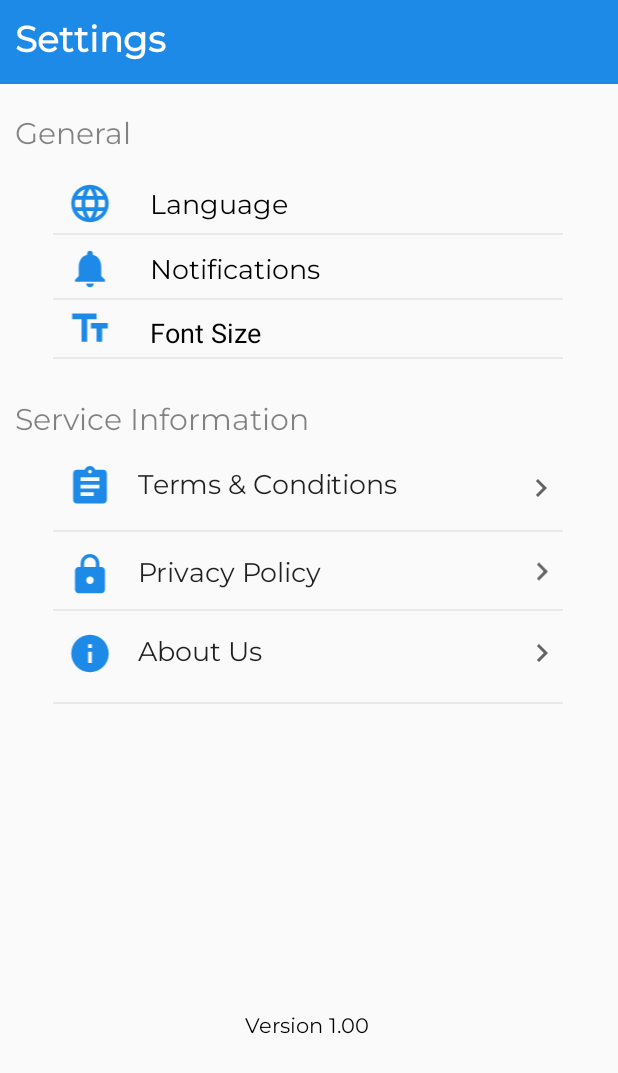
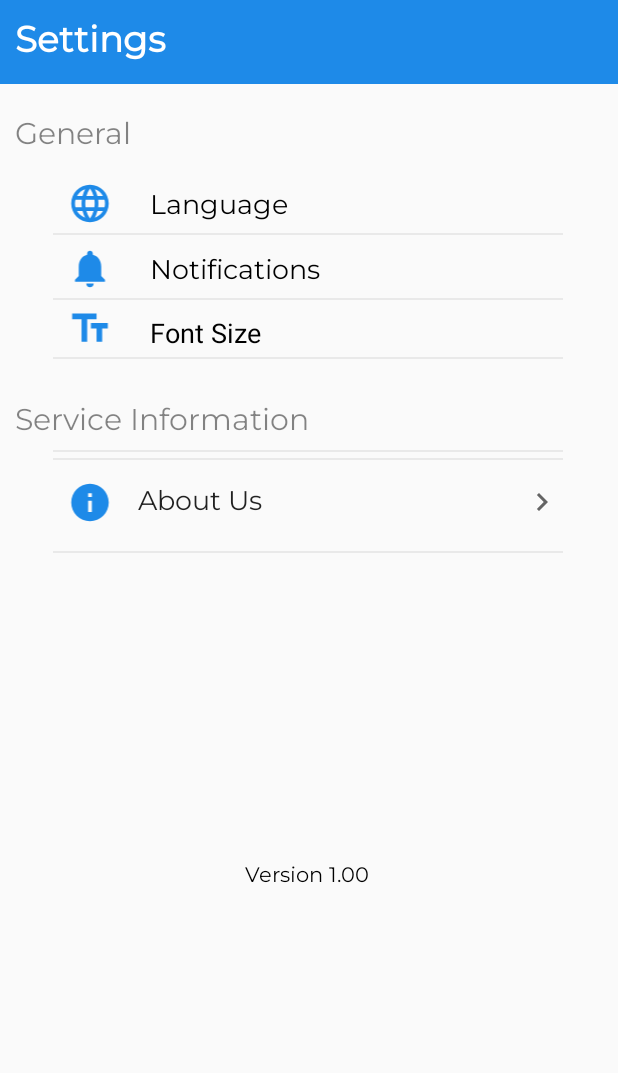
Before and after one commit to ntrc-apps/TourismAuthority, an Android app: the Settings screen opened directly, with no data from a screen before it, on a phone screen of 412 x 824 dp. Shown: the top 1073 px of the screen. Run offline under Robolectric (Android 15) with nearby library versions, the phone set to English and light mode, and no system bars; Roboto replaces fonts that are not available here.

Commit message:
The settings page was updated to exclude the privacy policy and licensing agreement

```diff
--- a/app/src/main/AndroidManifest.xml
+++ b/app/src/main/AndroidManifest.xml
@@ -1,9 +1,9 @@
 <?xml version="1.0" encoding="utf-8"?>
 <manifest xmlns:android="http://schemas.android.com/apk/res/android"
     package="com.example.navigationcomponent">
-    <uses-permission android:name="android.permission.ACCESS_FINE_LOCATION"/>
+
+    <uses-permission android:name="android.permission.ACCESS_FINE_LOCATION" />
     <uses-permission android:name="android.permission.CALL_PHONE" />
-
 
     <application
         android:allowBackup="true"
@@ -12,6 +12,8 @@
         android:roundIcon="@mipmap/ic_launcher_round"
         android:supportsRtl="true"
         android:theme="@style/AppTheme">
+        <activity android:name=".PrivacyPolicy"></activity>
+        <activity android:name=".TermsConditions" />
         <activity
             android:name=".SplashScreen"
             android:theme="@style/Theme.AppCompat.Light.NoActionBar">
--- a/app/src/main/res/layout/activity_about_us.xml
+++ b/app/src/main/res/layout/activity_about_us.xml
@@ -33,27 +33,6 @@
             android:text="The National Telecommunications Regulatory Commission (NTRC) of Saint Vincent and the Grenadines has been established to coordinate an effective telecommunications regulatory regime which will enhance the operation of telecommunications in the interest of the sustainable development of Saint Vincent and the Grenadines."
             android:textColor="#000000"
             android:textSize="18sp" />
-    </LinearLayout>
-
-    <LinearLayout
-        android:id="@+id/tandC"
-        android:layout_width="match_parent"
-        android:layout_height="wrap_content"
-        android:layout_marginTop="10dp"
-        android:orientation="horizontal">
-
-
-        <TextView
-            android:layout_width="wrap_content"
-            android:layout_height="match_parent"
-            android:layout_marginStart="35dp"
-            android:layout_marginTop="4dp"
-            android:fontFamily="@font/montserrat"
-            android:text="Terms of Use"
-            android:textColor="#000000"
-            android:textSize="16sp" />
-
-
     </LinearLayout>
 
     <LinearLayout
--- a/app/src/main/res/layout/activity_settings.xml
+++ b/app/src/main/res/layout/activity_settings.xml
@@ -182,41 +182,6 @@
         android:textSize="20sp" />
 
     <LinearLayout
-        android:id="@+id/tandc"
-        android:layout_width="match_parent"
-        android:layout_height="48dp"
-        android:layout_marginTop="5dp"
-        android:orientation="horizontal">
-
-        <ImageView
-
-            android:layout_width="40dp"
-            android:layout_height="30dp"
-            android:layout_marginStart="40dp"
-            android:layout_marginLeft="40dp"
-            android:layout_marginTop="8dp"
-            app:srcCompat="@drawable/ic_baseline_assignment_24" />
-
-        <Button
-            style="@style/Widget.AppCompat.Button.Borderless"
-            android:layout_width="267dp"
-            android:layout_height="45dp"
-            android:fontFamily="@font/montserrat"
-            android:text="Terms &amp; Conditions"
-            android:textAlignment="viewStart"
-            android:textAllCaps="false"
-            android:textSize="18sp" />
-
-        <ImageView
-            android:layout_width="wrap_content"
-            android:layout_height="match_parent"
-            android:layout_marginStart="1dp"
-            app:srcCompat="@drawable/ic_baseline_keyboard_arrow_right_24">
-
-        </ImageView>
-
-    </LinearLayout>
-    <LinearLayout
         android:id="@+id/lineseven"
         android:layout_width="match_parent"
         android:layout_height="wrap_content"
@@ -231,40 +196,6 @@
             android:background="#11000000"  />
     </LinearLayout>
 
-    <LinearLayout
-        android:id="@+id/pandp"
-        android:layout_width="match_parent"
-        android:layout_height="42dp"
-        android:layout_marginTop="5dp"
-        android:orientation="horizontal">
-
-        <ImageView
-
-            android:layout_width="40dp"
-            android:layout_marginTop="8dp"
-            android:layout_height="30dp"
-            android:layout_marginStart="40dp"
-            app:srcCompat="@drawable/ic_baseline_lock_24"
-            android:layout_marginLeft="40dp" />
-        <Button
-            style="@style/Widget.AppCompat.Button.Borderless"
-            android:layout_width="268dp"
-            android:layout_height="match_parent"
-            android:fontFamily="@font/montserrat"
-            android:text="Privacy Policy"
-            android:textAlignment="viewStart"
-            android:textAllCaps="false"
-            android:textSize="18sp" />
-
-        <ImageView
-            android:layout_width="wrap_content"
-            android:layout_height="match_parent"
-            android:layout_marginStart="1dp"
-            app:srcCompat="@drawable/ic_baseline_keyboard_arrow_right_24">
-
-        </ImageView>
-
-    </LinearLayout>
     <LinearLayout
         android:id="@+id/lineeight"
         android:layout_width="match_parent"
@@ -349,9 +280,7 @@
             android:textColor="#000000"
             android:textSize="14sp" />
 
-
     </LinearLayout>
 
 
-
 </LinearLayout>
--- a/app/src/main/res/menu/activity_main_drawer.xml
+++ b/app/src/main/res/menu/activity_main_drawer.xml
@@ -12,12 +12,12 @@
         <item
             android:id="@+id/nav_activity"
             android:icon="@drawable/ic_baseline_local_taxi_24"
-            android:title="Taxi Section" />
+            android:title="Taxis" />
 
         <item
             android:id="@+id/nav_tour_recycler"
             android:icon="@drawable/ic_baseline_explore_24"
-            android:title="@string/menu_tours" />
+            android:title="Tour Guides" />
         <item
             android:id="@+id/nav_settings"
             android:icon="@drawable/ic_baseline_settings_24"
--- a/build.gradle
+++ b/build.gradle
@@ -10,7 +10,7 @@ buildscript {
 
     }
     dependencies {
-        classpath 'com.android.tools.build:gradle:4.0.2'
+        classpath 'com.android.tools.build:gradle:4.1.1'
         classpath "org.jetbrains.kotlin:kotlin-gradle-plugin:$kotlin_version"
 
 
```
Also changed, not shown: gradle/wrapper/gradle-wrapper.properties.
